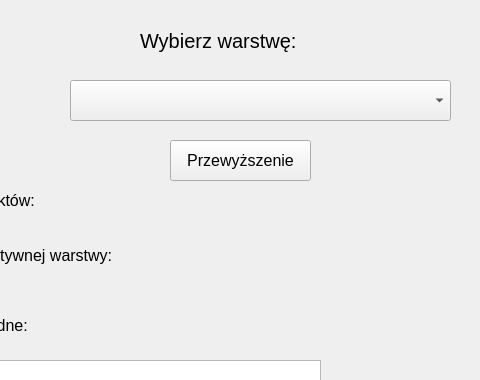
This is inf_proj_2/INF_PROJ_2_dialog_base.ui in OlaZawadka/wtyczka as Qt 5 draws it before an edit; both pictures show x 90 to 570 and y 0 to 380 of the 719 by 761 pixel window. The edited form follows.
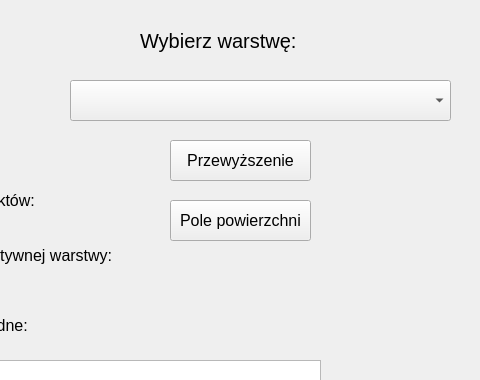
This is the edited form. Custom widgets are drawn as their Qt base class.

```diff
--- a/inf_proj_2/INF_PROJ_2_dialog_base.ui
+++ b/inf_proj_2/INF_PROJ_2_dialog_base.ui
@@ -165,6 +165,19 @@
     <string/>
    </property>
   </widget>
+  <widget class="QPushButton" name="pushButton_pole">
+   <property name="geometry">
+    <rect>
+     <x>260</x>
+     <y>200</y>
+     <width>141</width>
+     <height>41</height>
+    </rect>
+   </property>
+   <property name="text">
+    <string>Pole powierzchni</string>
+   </property>
+  </widget>
  </widget>
  <customwidgets>
   <customwidget>
```
